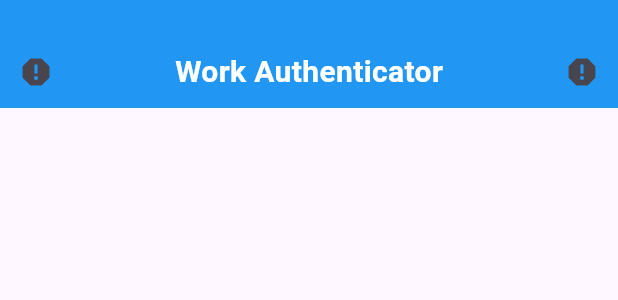
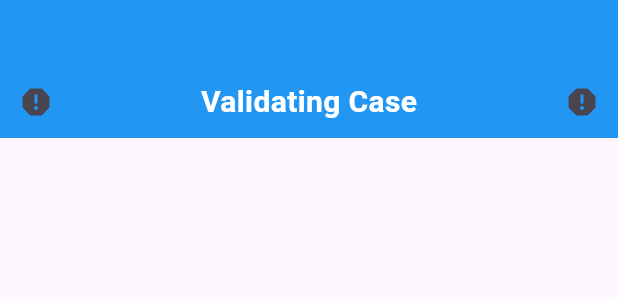
Before and after one commit to amanjain200/Codeutsave_user_app, a Flutter app: the CustomAppBar2 widget shown alone on an empty page, opened directly, on a phone screen of 412 x 824 dp. Shown: the top 300 px of the screen. Run offline on Flutter 3.47's test engine with Material 3 defaults, Android fonts, the phone set to English and light mode, and no system bars; our stand-ins replace camera, geolocator, getwidget; accounts and stored records are empty.

Commit message:
final changes

```diff
--- a/lib/display/display.dart
+++ b/lib/display/display.dart
@@ -25,13 +25,15 @@ class _DisplayPictureScreenState extends State<DisplayPictureScreen> {
     return Scaffold(
       backgroundColor: Colors.blue,
       appBar: CustomAppBar2(
-        title: "Work Authenticator",
+        title: "Validating Case",
       ),
       body: Column(
         children: <Widget>[
           Expanded(
             flex: 4,
-            child: Image.file(File(widget.imagePath)),
+            child: Container(
+                padding: EdgeInsets.all(20),
+                child: Image.file(File(widget.imagePath))),
           ),
           // Text('wait for result'),
           SizedBox(
--- a/lib/main.dart
+++ b/lib/main.dart
@@ -10,8 +10,8 @@ import 'repo/post.dart';
 import 'model/appbar.dart';
 import 'package:geolocator/geolocator.dart';
 import 'model/position.dart';
+
 void main() async {
-
   WidgetsFlutterBinding.ensureInitialized();
   final cameras = await availableCameras();
   final firstCamera = cameras.first;
@@ -27,7 +27,6 @@ void main() async {
       ),
     ),
   );
-
 }
 
 class TakePictureScreen extends StatefulWidget {
@@ -51,17 +50,21 @@ class _TakePictureScreenState extends State<TakePictureScreen> {
     await Geolocator.checkPermission();
     await Geolocator.requestPermission();
   }
-  Future<void> getPosi() async{
+
+  Future<void> getPosi() async {
     bool isLocationServiceEnabled = await Geolocator.isLocationServiceEnabled();
     await Geolocator.checkPermission();
     await Geolocator.requestPermission();
-    Position position= await Geolocator.getCurrentPosition(desiredAccuracy: LocationAccuracy.high);
-    posi.position = await Geolocator.getCurrentPosition(desiredAccuracy: LocationAccuracy.high);
-    global.lon=posi.position?.longitude;
-    global.lat=posi.position?.latitude;
+    Position position = await Geolocator.getCurrentPosition(
+        desiredAccuracy: LocationAccuracy.high);
+    posi.position = await Geolocator.getCurrentPosition(
+        desiredAccuracy: LocationAccuracy.high);
+    global.lon = posi.position?.longitude;
+    global.lat = posi.position?.latitude;
   }
+
   late Timer _timer;
-  int tim=0;
+  int tim = 0;
   @override
   void initState() {
     super.initState();
@@ -72,8 +75,8 @@ class _TakePictureScreenState extends State<TakePictureScreen> {
     _initializeControllerFuture = _controller.initialize();
     getPermission();
     _timer = Timer.periodic(Duration(seconds: 1), (timer) {
-      tim=tim+1;
-      tim%=5;
+      tim = tim + 1;
+      tim %= 5;
       setState(() {
         getPosi();
       });
@@ -88,17 +91,19 @@ class _TakePictureScreenState extends State<TakePictureScreen> {
 
   @override
   Widget build(BuildContext context) {
-    global.fl=false;
+    global.fl = false;
     return Scaffold(
-      backgroundColor: Colors.blue,
+      backgroundColor: Colors.cyan.shade300,
       appBar: CustomAppBar(
-        title: 'Pothole Tracker',
+        title: 'Pothole Reporting Hub',
       ),
       body: FutureBuilder<void>(
         future: _initializeControllerFuture,
         builder: (context, snapshot) {
           if (snapshot.connectionState == ConnectionState.done) {
-            return CameraPreview(_controller);
+            return Container(
+                padding: EdgeInsets.all(30.0),
+                child: CameraPreview(_controller));
           } else {
             return Center(child: CircularProgressIndicator());
           }
@@ -106,24 +111,28 @@ class _TakePictureScreenState extends State<TakePictureScreen> {
       ),
       floatingActionButton: Column(
         mainAxisAlignment: MainAxisAlignment.end,
-        children: [Row(
+        children: [
+          Row(
             mainAxisAlignment: MainAxisAlignment.center,
             children: [
-            SizedBox(width: 30,),
+              SizedBox(
+                width: 30,
+              ),
               FloatingActionButton(
                 backgroundColor: Colors.lightGreenAccent,
                 onPressed: () async {
                   try {
                     await _initializeControllerFuture;
                     final image = await _controller.takePicture();
-                  global.imagePath=image.path;
+                    global.imagePath = image.path;
                     // upload(File(image.path));
                     // Navigate to a new screen to display the captured image
 
                     Navigator.push(
                       context,
                       MaterialPageRoute(
-                      builder: (context) => DisplayPictureScreen(imagePath: image.path),
+                        builder: (context) =>
+                            DisplayPictureScreen(imagePath: image.path),
                       ),
                     );
                   } catch (e) {
@@ -135,18 +144,21 @@ class _TakePictureScreenState extends State<TakePictureScreen> {
               ),
             ],
           ),
-        SizedBox(height: 10,)],
+          SizedBox(
+            height: 10,
+          )
+        ],
       ),
       bottomNavigationBar: BottomNavigationBar(
         backgroundColor: Colors.grey,
         items: <BottomNavigationBarItem>[
           BottomNavigationBarItem(
-            icon: Icon(Icons.camera_alt),
-            label: 'Take Picture',
+            icon: Icon(Icons.camera_alt_outlined),
+            label: 'ReTake',
           ),
           BottomNavigationBarItem(
-            icon: Icon(Icons.photo),
-            label: 'Gallery',
+            icon: Icon(Icons.call),
+            label: 'Toll Free',
           ),
           BottomNavigationBarItem(
             icon: Icon(Icons.settings),
@@ -164,5 +176,4 @@ class _TakePictureScreenState extends State<TakePictureScreen> {
       ),
     );
   }
-
 }
--- a/lib/model/appbar.dart
+++ b/lib/model/appbar.dart
@@ -1,4 +1,5 @@
 import 'package:flutter/material.dart';
+
 class CustomAppBar extends StatelessWidget implements PreferredSizeWidget {
   final String title;
 
@@ -7,8 +8,9 @@ class CustomAppBar extends StatelessWidget implements PreferredSizeWidget {
   @override
   Widget build(BuildContext context) {
     return Container(
-      color: Colors.blue, // Custom background color
-      padding: EdgeInsets.only(top: 24.0), // Add padding to the top for status bar
+      color: Colors.cyan.shade300, // Custom background color
+      padding:
+          EdgeInsets.only(top: 34.0), // Add padding to the top for status bar
       child: Row(
         mainAxisAlignment: MainAxisAlignment.spaceBetween,
         children: [
@@ -36,9 +38,12 @@ class CustomAppBar extends StatelessWidget implements PreferredSizeWidget {
       ),
     );
   }
+
   @override
-  Size get preferredSize => Size.fromHeight(56); // Set the desired app bar height
+  Size get preferredSize =>
+      Size.fromHeight(56); // Set the desired app bar height
 }
+
 class CustomAppBar2 extends StatelessWidget implements PreferredSizeWidget {
   final String title;
 
@@ -48,7 +53,8 @@ class CustomAppBar2 extends StatelessWidget implements PreferredSizeWidget {
   Widget build(BuildContext context) {
     return Container(
       color: Colors.blue, // Custom background color
-      padding: EdgeInsets.only(top: 24.0), // Add padding to the top for status bar
+      padding:
+          EdgeInsets.only(top: 44.0), // Add padding to the top for status bar
       child: Row(
         mainAxisAlignment: MainAxisAlignment.spaceBetween,
         children: [
@@ -76,6 +82,8 @@ class CustomAppBar2 extends StatelessWidget implements PreferredSizeWidget {
       ),
     );
   }
+
   @override
-  Size get preferredSize => Size.fromHeight(56); // Set the desired app bar height
+  Size get preferredSize =>
+      Size.fromHeight(56); // Set the desired app bar height
 }
```
Also changed, not shown: lib/repo/post.dart (+37 -27 lines), 1 other file. Lines whose indentation alone changed are shown as unchanged.
